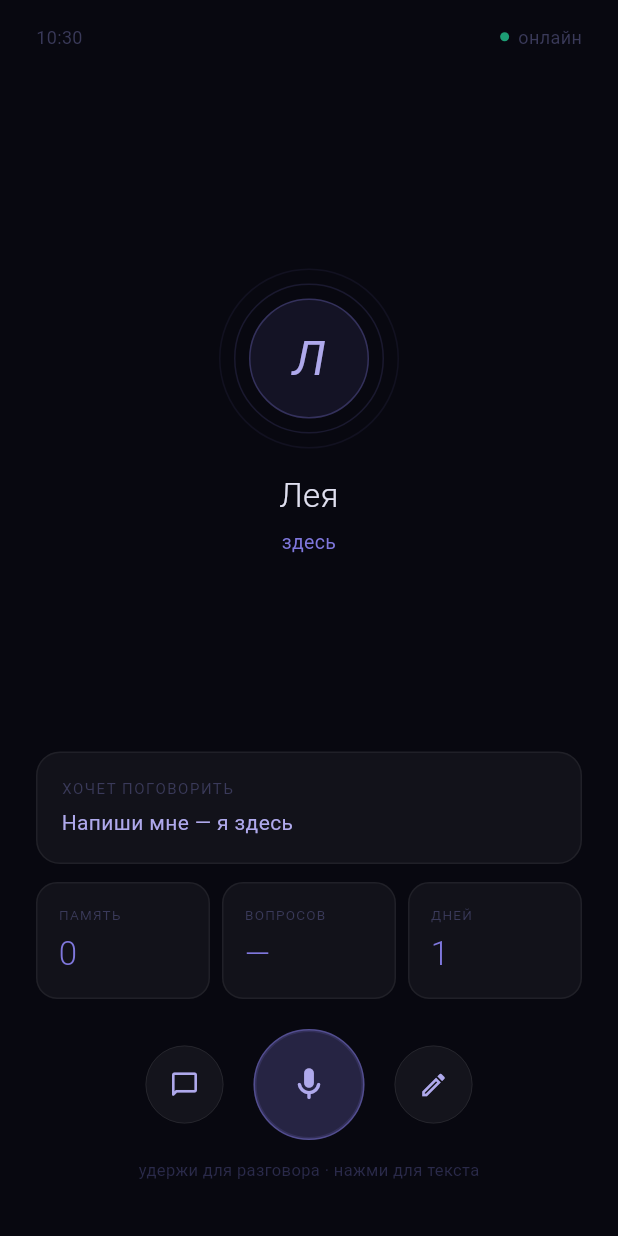
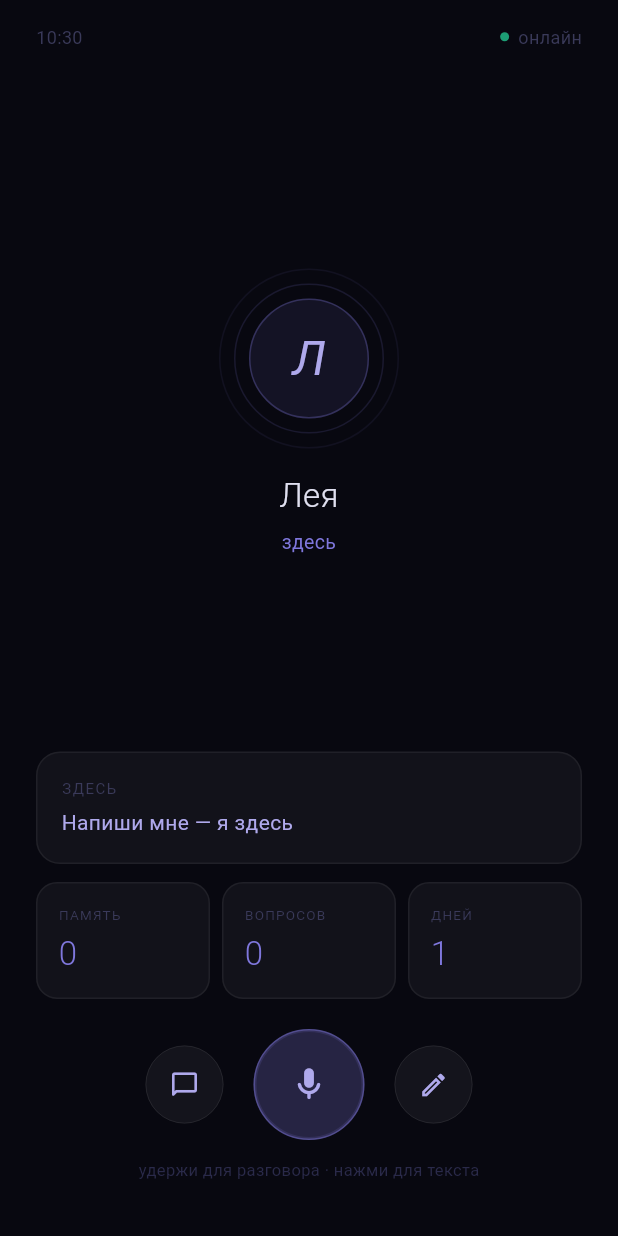
Before and after one commit to Creepie132/jarvis-mobile, a Flutter app: the screen it shows after launch, on a phone screen of 412 x 824 dp. Run offline on Flutter 3.47's test engine with Material 3 defaults, Android fonts, the phone set to English and light mode, and no system bars; network calls fail.

Commit message:
fix: home screen live data - real counters, Lea card from inbox, days alive, parallel load

```diff
--- a/lib/screens/home_screen.dart
+++ b/lib/screens/home_screen.dart
@@ -9,18 +9,26 @@ class HomeScreen extends StatefulWidget {
 
 class _HomeScreenState extends State<HomeScreen> {
   AgentStatus? _status;
+  InboxData? _inbox;
   bool _loading = true;
 
   @override
   void initState() {
     super.initState();
-    _loadStatus();
+    _load();
   }
 
-  Future<void> _loadStatus() async {
+  Future<void> _load() async {
     try {
-      final s = await JarvisService.getStatus();
-      setState(() { _status = s; _loading = false; });
+      final results = await Future.wait([
+        JarvisService.getStatus(),
+        JarvisService.getInbox(),
+      ]);
+      setState(() {
+        _status = results[0] as AgentStatus;
+        _inbox  = results[1] as InboxData;
+        _loading = false;
+      });
     } catch (_) {
       setState(() => _loading = false);
     }
@@ -39,13 +47,26 @@ class _HomeScreenState extends State<HomeScreen> {
   }
 
   Widget _buildBody() {
-    return Column(
+    return RefreshIndicator(
+      color: const Color(0xFF7F77DD),
+      backgroundColor: const Color(0xFF141420),
+      onRefresh: _load,
+      child: SingleChildScrollView(
+        physics: const AlwaysScrollableScrollPhysics(),
+        child: SizedBox(
+          height: MediaQuery.of(context).size.height -
+              MediaQuery.of(context).padding.top -
+              MediaQuery.of(context).padding.bottom,
+          child: Column(
             children: [
               _buildTopBar(),
               Expanded(child: _buildCenter()),
               _buildBottomCards(),
               _buildBottomButtons(),
             ],
+          ),
+        ),
+      ),
     );
   }
 
@@ -82,7 +103,6 @@ class _HomeScreenState extends State<HomeScreen> {
     return Column(
       mainAxisAlignment: MainAxisAlignment.center,
       children: [
-        // Аватар с кольцами
         Stack(
           alignment: Alignment.center,
           children: [
@@ -107,10 +127,12 @@ class _HomeScreenState extends State<HomeScreen> {
                 color: const Color(0xFF7F77DD).withValues(alpha: 0.1),
                 border: Border.all(color: const Color(0xFF7F77DD).withValues(alpha: 0.3), width: 1),
               ),
-              child: const Center(
-                child: Text('Л',
-                  style: TextStyle(fontSize: 32, color: Color(0xFFAFA9EC),
-                    fontStyle: FontStyle.italic)),
+              child: Center(
+                child: Text(
+                  (_status?.name ?? 'Л').substring(0, 1),
+                  style: const TextStyle(fontSize: 32, color: Color(0xFFAFA9EC),
+                    fontStyle: FontStyle.italic),
+                ),
               ),
             ),
           ],
@@ -132,11 +154,16 @@ class _HomeScreenState extends State<HomeScreen> {
 
   Widget _buildBottomCards() {
     final mem = _status?.memoryCount ?? 0;
+    final unknownCount = _inbox?.items
+        .where((i) => i.type == InboxItemType.unknownEntity).length ?? 0;
+    final days = _daysAlive();
+    final cardText = _leaCardText();
+
     return Padding(
       padding: const EdgeInsets.symmetric(horizontal: 24),
       child: Column(
         children: [
-          // Карточка "хочет поговорить"
+          // Карточка от Леи — живая
           Container(
             width: double.infinity,
             margin: const EdgeInsets.only(bottom: 12),
@@ -149,28 +176,57 @@ class _HomeScreenState extends State<HomeScreen> {
             child: Column(
               crossAxisAlignment: CrossAxisAlignment.start,
               children: [
-                const Text('ХОЧЕТ ПОГОВОРИТЬ',
-                  style: TextStyle(fontSize: 10, color: Color(0xFF3a3a5a),
-                    letterSpacing: 1.0)),
+                Text(
+                  cardText['label']!,
+                  style: const TextStyle(fontSize: 10, color: Color(0xFF3a3a5a), letterSpacing: 1.0),
+                ),
                 const SizedBox(height: 6),
-                const Text('Напиши мне — я здесь',
-                  style: TextStyle(fontSize: 14, color: Color(0xFFAFA9EC), height: 1.5)),
+                Text(
+                  cardText['text']!,
+                  style: const TextStyle(fontSize: 14, color: Color(0xFFAFA9EC), height: 1.5),
+                ),
               ],
             ),
           ),
-          // Три счётчика
           Row(
             children: [
               _statCard('ПАМЯТЬ', '$mem'),
               const SizedBox(width: 8),
-              _statCard('ВОПРОСОВ', '—'),
+              _statCard('ВОПРОСОВ', '$unknownCount'),
               const SizedBox(width: 8),
-              _statCard('ДНЕЙ', '1'),
+              _statCard('ДНЕЙ', '$days'),
             ],
           ),
         ],
       ),
     );
+  }
+
+
+  Map<String, String> _leaCardText() {
+    final items = _inbox?.items ?? [];
+    // Сначала pending_topics — что Лея хочет вернуть
+    final pending = items.where((i) => i.type == InboxItemType.pendingTopic).toList();
+    if (pending.isNotEmpty) {
+      return {'label': 'ХОЧЕТ ВЕРНУТЬСЯ К ТЕМЕ', 'text': pending.first.text};
+    }
+    // Потом желания
+    final desire = items.where((i) => i.type == InboxItemType.desire).toList();
+    if (desire.isNotEmpty) {
+      return {'label': 'ЖЕЛАНИЕ', 'text': desire.first.text};
+    }
+    // Потом вопрос
+    final entity = items.where((i) => i.type == InboxItemType.unknownEntity).toList();
+    if (entity.isNotEmpty) {
+      return {'label': 'ХОЧЕТ СПРОСИТЬ', 'text': entity.first.text};
+    }
+    return {'label': 'ЗДЕСЬ', 'text': 'Напиши мне — я здесь'};
+  }
+
+  int _daysAlive() {
+    final born = _status?.bornAt;
+    if (born == null) return 1;
+    return DateTime.now().difference(born).inDays + 1;
   }
 
   Widget _statCard(String label, String value) {
@@ -202,7 +258,6 @@ class _HomeScreenState extends State<HomeScreen> {
           Row(
             mainAxisAlignment: MainAxisAlignment.center,
             children: [
-              // Входящие
               _iconBtn(
                 size: 52,
                 icon: Icons.chat_bubble_outline_rounded,
@@ -210,11 +265,9 @@ class _HomeScreenState extends State<HomeScreen> {
                 onTap: () => Navigator.pushNamed(context, '/inbox'),
               ),
               const SizedBox(width: 20),
-              // Главная кнопка — голос/чат
               GestureDetector(
                 onTap: () => Navigator.pushNamed(context, '/chat'),
                 onLongPress: () {
-                  // TODO: голосовой режим
                   ScaffoldMessenger.of(context).showSnackBar(
                     const SnackBar(content: Text('Голосовой режим — скоро')));
                 },
@@ -241,7 +294,6 @@ class _HomeScreenState extends State<HomeScreen> {
                 ),
               ),
               const SizedBox(width: 20),
-              // Чат текстом
               _iconBtn(
                 size: 52,
                 icon: Icons.edit_outlined,
--- a/lib/services/jarvis_service.dart
+++ b/lib/services/jarvis_service.dart
@@ -8,14 +8,18 @@ class AgentStatus {
   final String? name;
   final String? emotion;
   final int memoryCount;
+  final DateTime? bornAt;
 
-  AgentStatus({required this.born, this.name, this.emotion, required this.memoryCount});
+  AgentStatus({required this.born, this.name, this.emotion, required this.memoryCount, this.bornAt});
 
   factory AgentStatus.fromJson(Map<String, dynamic> j) => AgentStatus(
         born: j['born'] ?? false,
         name: j['identity']?['name'],
         emotion: j['mood']?['current_emotion'],
         memoryCount: j['memory_count'] ?? 0,
+        bornAt: j['identity']?['born_at'] != null
+            ? DateTime.tryParse(j['identity']['born_at'])
+            : null,
       );
 }
 
```
Lines whose indentation alone changed are shown as unchanged.
